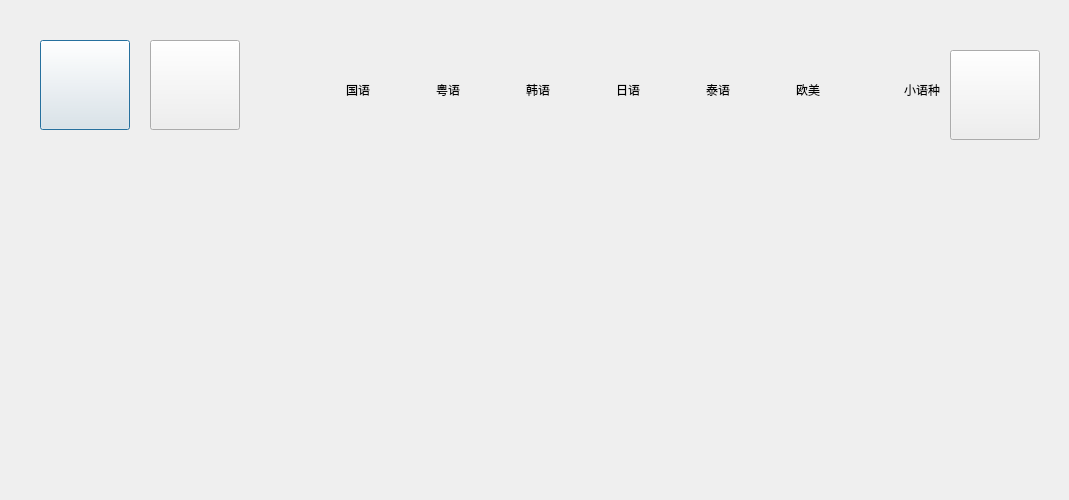
This is src/XMusic/medialibdlg.ui in 1028417/XMusic as Qt 5 draws it before an edit. The edited form follows.
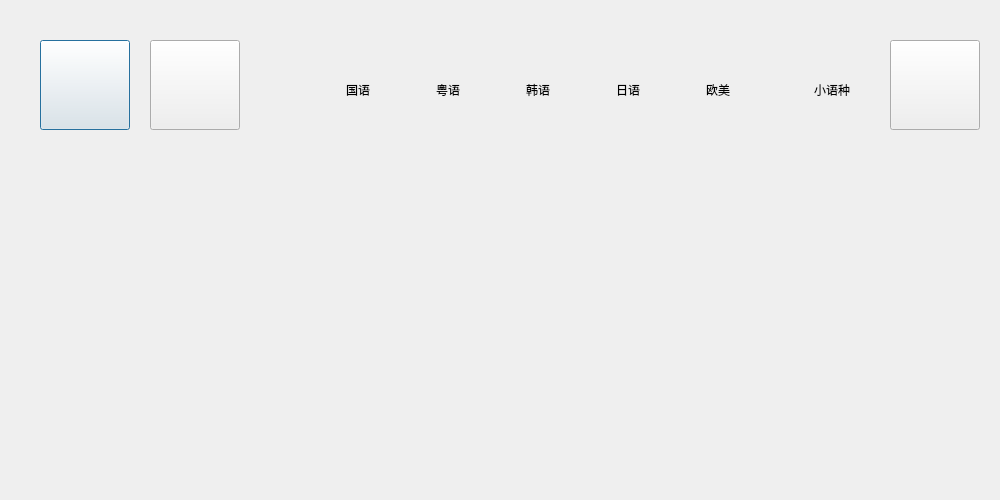
This is the edited form. Icons and pictures are not drawn. Custom widgets are drawn as their Qt base class.

Patch:
```diff
--- a/src/XMusic/medialibdlg.ui
+++ b/src/XMusic/medialibdlg.ui
@@ -6,7 +6,7 @@
    <rect>
     <x>0</x>
     <y>0</y>
-    <width>1069</width>
+    <width>1000</width>
     <height>500</height>
    </rect>
   </property>
@@ -88,8 +88,8 @@
   <widget class="CButton" name="btnPlay">
    <property name="geometry">
     <rect>
-     <x>950</x>
-     <y>50</y>
+     <x>890</x>
+     <y>40</y>
      <width>90</width>
      <height>90</height>
     </rect>
@@ -118,7 +118,7 @@
     <rect>
      <x>280</x>
      <y>60</y>
-     <width>660</width>
+     <width>570</width>
      <height>60</height>
     </rect>
    </property>
@@ -204,29 +204,10 @@
      <bool>true</bool>
     </property>
    </widget>
-   <widget class="CLabel" name="labelDemandTAI">
-    <property name="geometry">
-     <rect>
-      <x>360</x>
-      <y>0</y>
-      <width>90</width>
-      <height>60</height>
-     </rect>
-    </property>
-    <property name="text">
-     <string>泰语</string>
-    </property>
-    <property name="alignment">
-     <set>Qt::AlignRight|Qt::AlignTrailing|Qt::AlignVCenter</set>
-    </property>
-    <property name="wordWrap">
-     <bool>true</bool>
-    </property>
-   </widget>
    <widget class="CLabel" name="labelDemandEN">
     <property name="geometry">
      <rect>
-      <x>450</x>
+      <x>360</x>
       <y>0</y>
       <width>90</width>
       <height>60</height>
@@ -245,7 +226,7 @@
    <widget class="CLabel" name="labelDemandEUR">
     <property name="geometry">
      <rect>
-      <x>540</x>
+      <x>450</x>
       <y>0</y>
       <width>120</width>
       <height>60</height>
```
Left out of the diff: 2 changed lines with no effect on the pictures.
